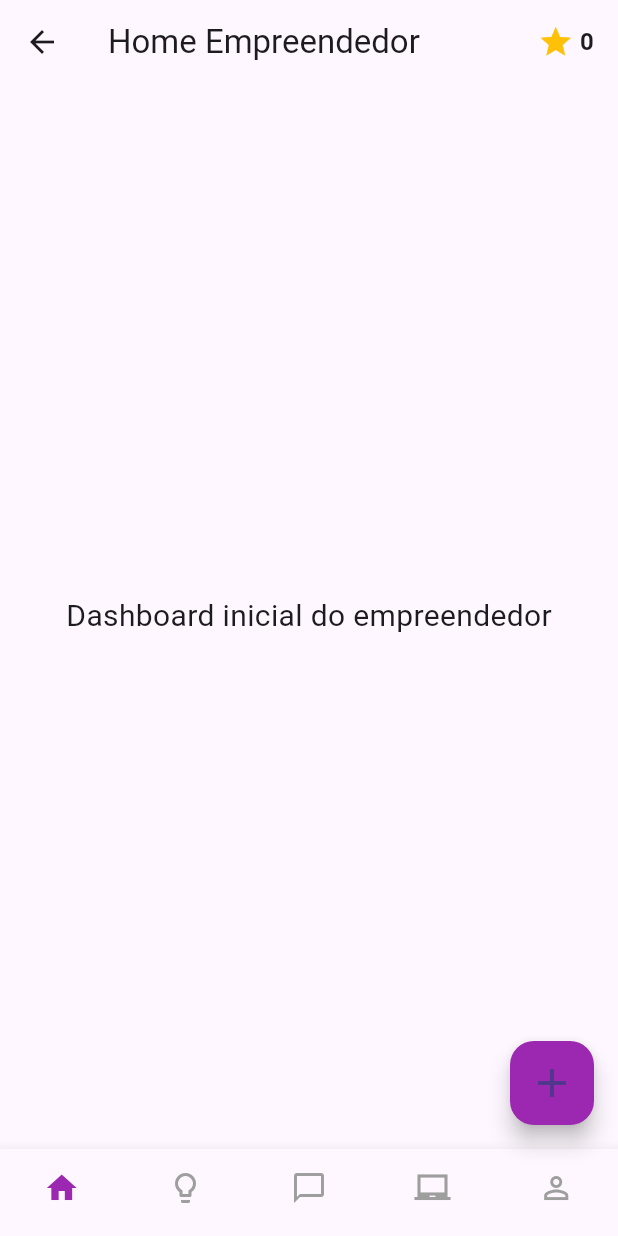
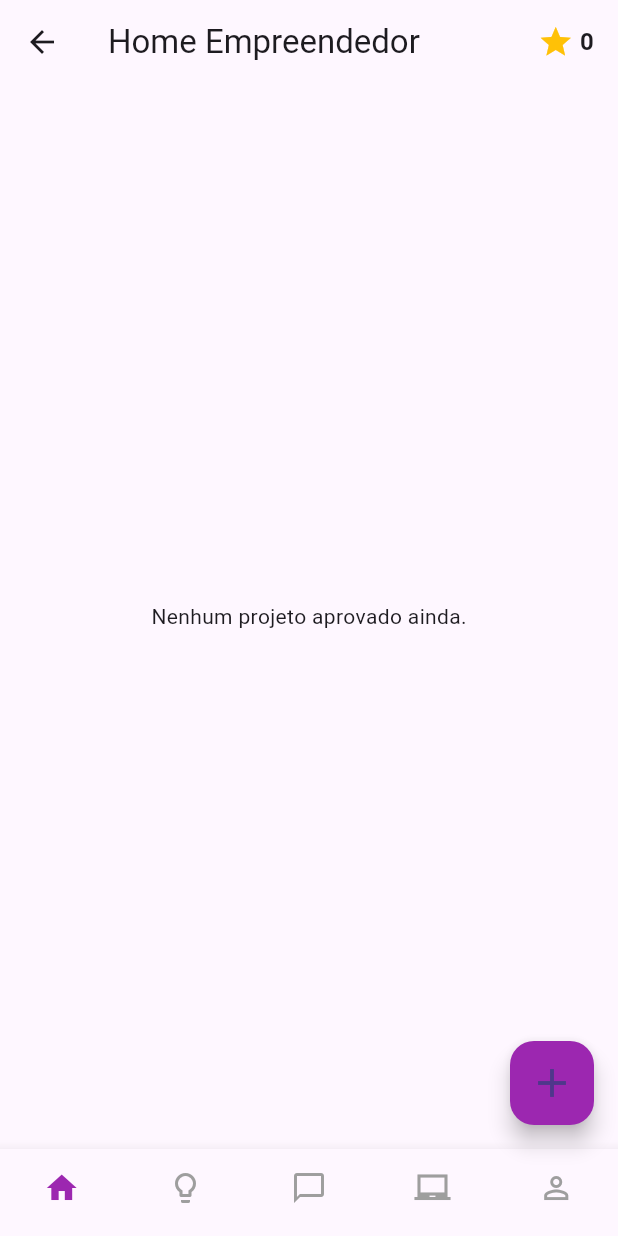
Before and after one commit to AmandaCornelsen/BlueFarma---InovaEuro, a Flutter app: the EmpreendedorScreen screen opened by its route, on a phone screen of 412 x 824 dp. Run offline on Flutter 3.47's test engine with Material 3 defaults, Android fonts, the light colour scheme and no system bars; our stand-ins replace lottie, shared_preferences, sqflite_common_ffi; accounts and stored records are empty.

Commit message:
arrumando home empreendedor

```diff
--- a/lib/screens/empreendedor/home_empreendedor.dart
+++ b/lib/screens/empreendedor/home_empreendedor.dart
@@ -1,7 +1,7 @@
 import 'package:flutter/material.dart';
 import 'package:inovaeuro/current_user.dart';
 import 'light_empreendedor.dart';
-import 'bonus_empreendedor.dart';
+import 'package:inovaeuro/data/app_repository.dart';
 import 'chat_empreendedor.dart';
 import 'perfil_empreendedor.dart';
 import 'bonus_empreendedor.dart';
@@ -17,11 +17,36 @@ class _EmpreendedorScreenState extends State<EmpreendedorScreen> {
   final GlobalKey<LightEmpreendedorState> _lightEmpreendedorKey = GlobalKey<LightEmpreendedorState>();
 
   void _atualizarProjetos() {
-    if (_lightEmpreendedorKey.currentState != null) {
-      _lightEmpreendedorKey.currentState!.setState(() {});
-    }
+    setState(() {});
   }
   int _selectedIndex = 0;
+  void _abrirDetalhesProjeto(Map<String, dynamic> projeto) {
+    showDialog(
+      context: context,
+      builder: (context) => AlertDialog(
+        title: Text(projeto['title'] ?? 'Projeto'),
+        content: Column(
+          mainAxisSize: MainAxisSize.min,
+          crossAxisAlignment: CrossAxisAlignment.start,
+          children: [
+            Text('Descrição: ${projeto['description'] ?? ''}'),
+            const SizedBox(height: 8),
+            Text('Categoria: ${projeto['category'] ?? ''}'),
+            const SizedBox(height: 8),
+            Text('Tempo de conclusão: ${projeto['duration_days'] ?? ''} dias'),
+            const SizedBox(height: 8),
+            Text('Status: ${projeto['status'] ?? ''}'),
+          ],
+        ),
+        actions: [
+          TextButton(
+            onPressed: () => Navigator.of(context).pop(),
+            child: const Text('Fechar'),
+          ),
+        ],
+      ),
+    );
+  }
 
   void _onNavItemTapped(int index) {
     setState(() => _selectedIndex = index);
@@ -36,11 +61,32 @@ class _EmpreendedorScreenState extends State<EmpreendedorScreen> {
     Widget currentBody;
     switch (_selectedIndex) {
       case 0:
-        currentBody = const Center(
-          child: Text(
-            'Dashboard inicial do empreendedor',
-            style: TextStyle(fontSize: 20),
-          ),
+        currentBody = FutureBuilder<List<Map<String, dynamic>>>(
+          future: AppRepository.instance.ideiasAprovadasDoUsuario(),
+          builder: (context, snapshot) {
+            if (snapshot.connectionState == ConnectionState.waiting) {
+              return const Center(child: CircularProgressIndicator());
+            }
+            final projetos = snapshot.data ?? [];
+            if (projetos.isEmpty) {
+              return const Center(child: Text('Nenhum projeto aprovado ainda.'));
+            }
+            return ListView.builder(
+              itemCount: projetos.length,
+              itemBuilder: (context, index) {
+                final projeto = projetos[index];
+                return Card(
+                  margin: const EdgeInsets.symmetric(horizontal: 16, vertical: 8),
+                  child: ListTile(
+                    title: Text(projeto['title'] ?? ''),
+                    subtitle: Text('Categoria: ${projeto['category'] ?? ''}'),
+                    trailing: const Icon(Icons.arrow_forward_ios, size: 16),
+                    onTap: () => _abrirDetalhesProjeto(projeto),
+                  ),
+                );
+              },
+            );
+          },
         );
         break;
       case 1:
@@ -53,7 +99,11 @@ class _EmpreendedorScreenState extends State<EmpreendedorScreen> {
         currentBody = const ChatEmpreendedor();
         break;
       case 3:
-        currentBody = BonusEmpreendedor(userId: CurrentUser.instance.id!);
+        if (CurrentUser.instance.id == null) {
+          currentBody = const Center(child: CircularProgressIndicator());
+        } else {
+          currentBody = BonusEmpreendedor(userId: CurrentUser.instance.id!);
+        }
         break;
       case 4:
         currentBody = const PerfilEmpreendedor();
```
Also changed, not shown: lib/data/app_repository.dart (+12 -5 lines), lib/database_help.dart (+22 -1 lines), lib/screens/cadastro/cadastro_screen.dart (+26 -2 lines), lib/screens/empreendedor/bonus_empreendedor.dart (+5 -5 lines), lib/screens/empreendedor/perfil_empreendedor.dart (+29 -13 lines).
